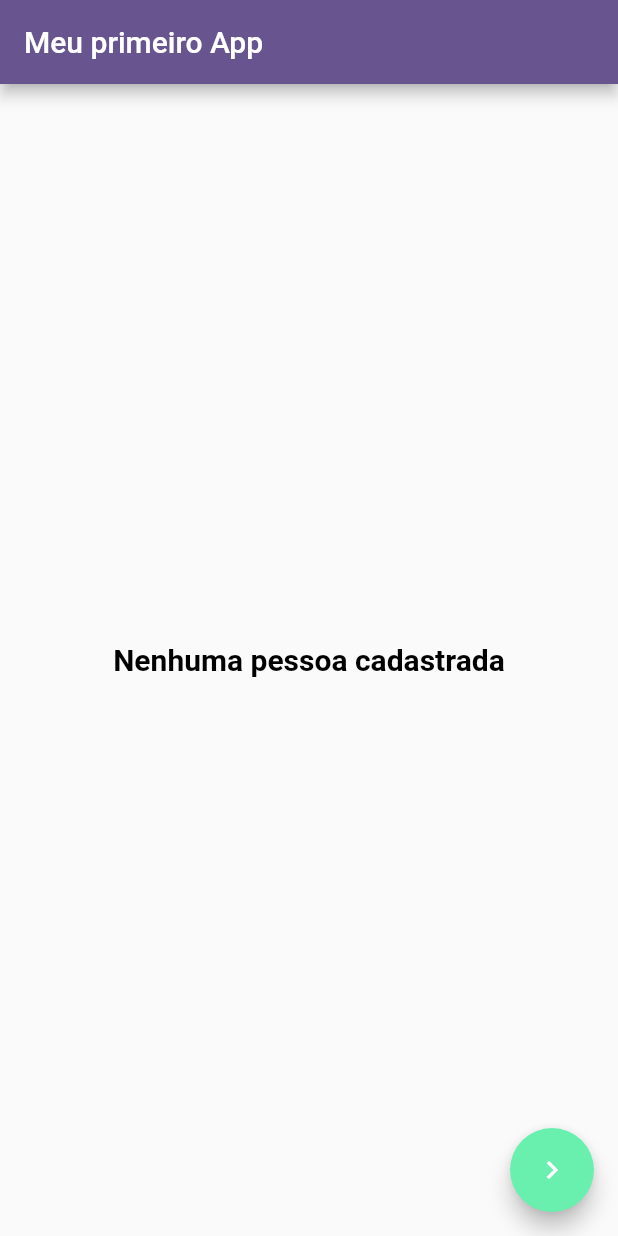
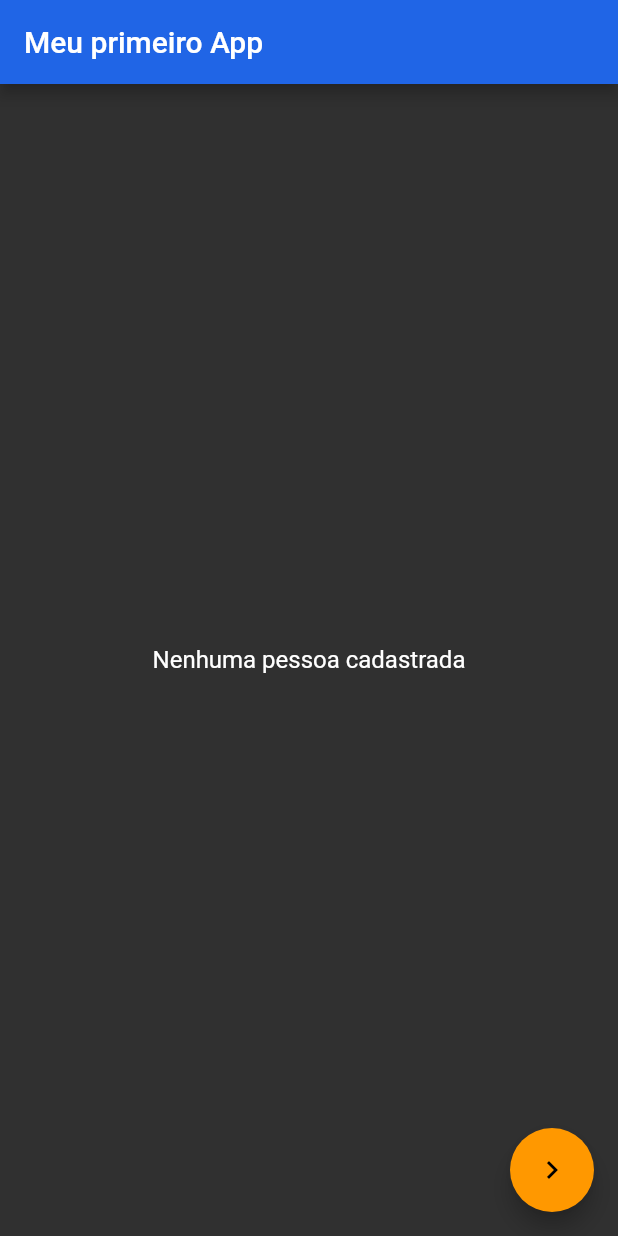
Before and after one commit to matiellojr/flutter_iniciante, a Flutter app: the screen it shows after launch, on a phone screen of 412 x 824 dp. Run offline on Flutter 3.47's test engine with Material 3 defaults, Android fonts, the phone set to English and light mode, and no system bars; our stand-ins replace faker, get_it.

Commit message:
#AULA31 - Temas parte 1

```diff
--- a/lib/my_app.dart
+++ b/lib/my_app.dart
@@ -1,6 +1,7 @@
 
 import 'package:desenvolvimento_flutter_iniciante/routes/router.dart';
 import 'package:desenvolvimento_flutter_iniciante/routes/routes.dart';
+import 'package:desenvolvimento_flutter_iniciante/themes/themes.dart';
 import 'package:flutter/material.dart';
 
 class MyApp extends StatelessWidget {
@@ -13,20 +14,7 @@ class MyApp extends StatelessWidget {
       initialRoute: Routes.initialRoute,
       routes: routes,
       title: 'Flutter Demo',
-      theme: ThemeData(
-        useMaterial3: false,
-        colorScheme: .fromSeed(seedColor: Colors.deepPurple),
-        textTheme: TextTheme(
-          titleSmall: TextStyle(color: Colors.red),
-          bodySmall: TextStyle(color: Colors.red),
-          bodyMedium: TextStyle(color: Colors.black),
-          titleMedium: TextStyle(
-            color: Colors.black,
-            fontSize: 20,
-            fontWeight: FontWeight.bold,
-            ),
-        ),
-      ),
+      theme: darkTheme,
     );
   }
 }
--- a/lib/pages/home_page.dart
+++ b/lib/pages/home_page.dart
@@ -29,7 +29,6 @@ class _HomePageState extends State<HomePage> {
           },
         ),
         floatingActionButton: FloatingActionButton(
-          backgroundColor: Colors.greenAccent,
           onPressed: () {
             Navigator.of(context).pushNamed(Routes.criarPessoaPage);
           },
--- /dev/null
+++ b/lib/themes/themes.dart
@@ -0,0 +1,40 @@
+import 'package:flutter/material.dart';
+
+final lightTheme = ThemeData(
+  useMaterial3: false,
+  colorScheme: .fromSeed(seedColor: const Color.fromARGB(255, 32, 101, 230)),
+  textTheme: TextTheme(
+    bodyMedium: TextStyle(color: Colors.black),
+    titleMedium: TextStyle(
+      color: Colors.black,
+      fontSize: 20,
+      fontWeight: FontWeight.bold,
+      ),
+  ),
+);
+
+final darkTheme = ThemeData.dark(
+  useMaterial3: false
+).copyWith(
+  appBarTheme: AppBarTheme(
+    backgroundColor: const Color.fromARGB(255, 32, 101, 230),
+    // titleTextStyle: TextStyle(
+    //   color: Colors.yellow,
+    //   fontSize: 20,
+    //   fontWeight: FontWeight.bold
+    // ),
+  ),
+  iconTheme: IconThemeData(
+    color: Colors.white
+  ),
+  primaryIconTheme: IconThemeData(
+    color: Colors.white
+  ),
+  elevatedButtonTheme: ElevatedButtonThemeData(
+    style:
+      ButtonStyle(backgroundColor: WidgetStatePropertyAll(Colors.green)),
+  ),
+  floatingActionButtonTheme: FloatingActionButtonThemeData(
+    backgroundColor: Colors.orange
+  ),
+);
```
